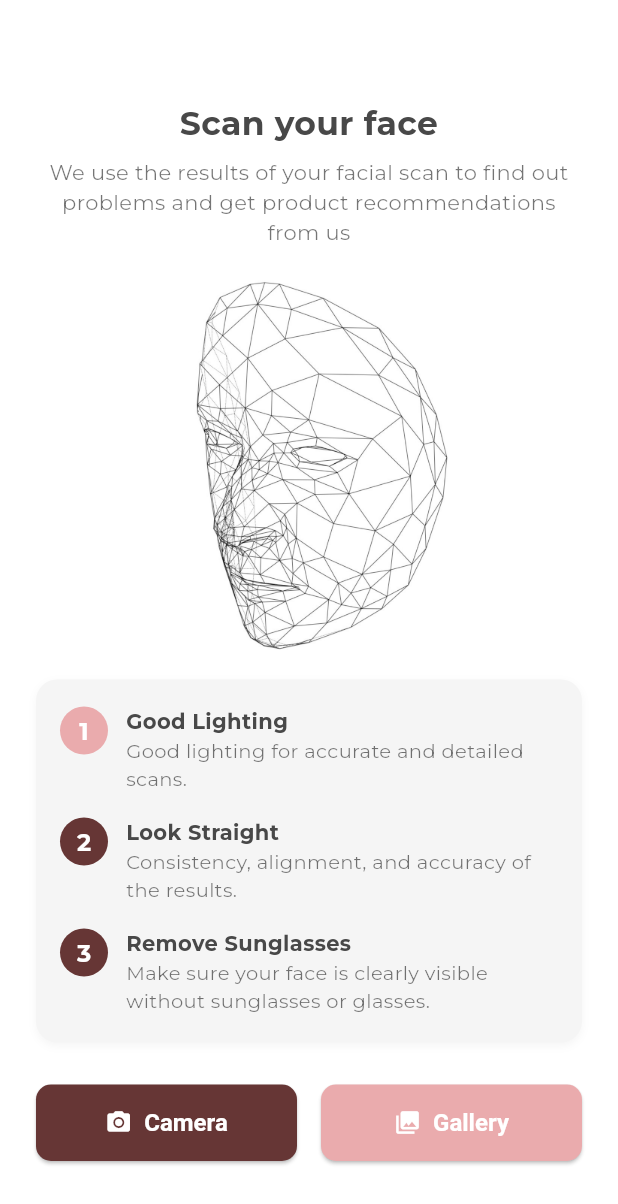
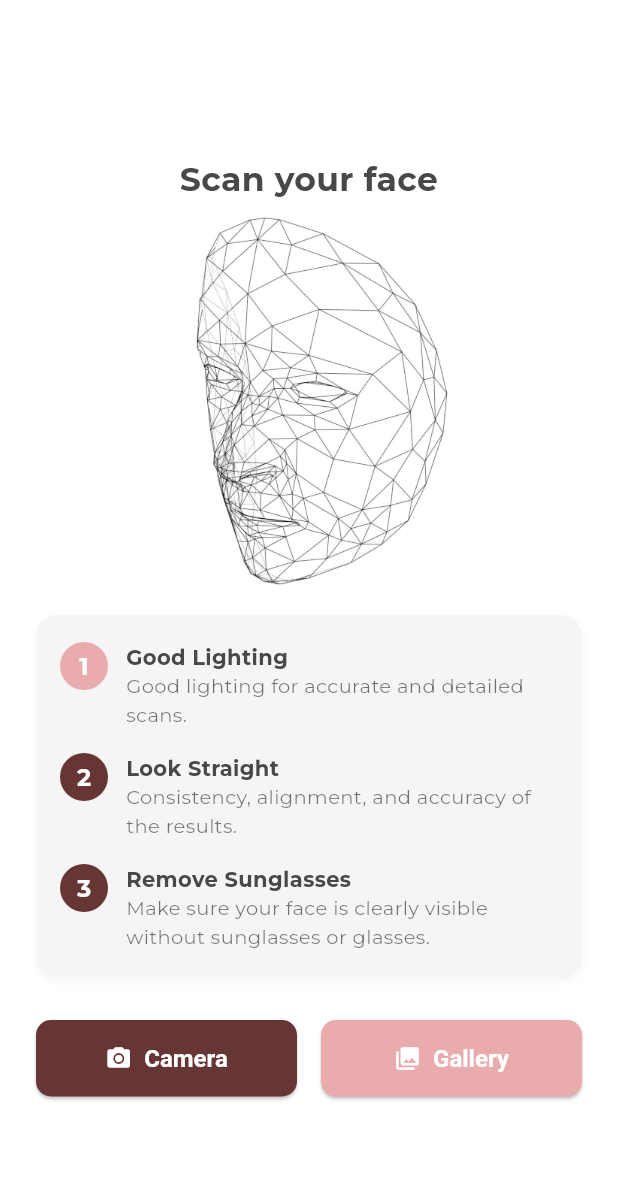
Before and after one commit to gajendra82/youvai, a Flutter app: the SkinAnalysisScreen screen opened by its route, on a phone screen of 412 x 824 dp. Shown: the top 1204 px of the screen. Run offline on Flutter 3.47's test engine with Material 3 defaults, Android fonts, the phone set to English and light mode, and no system bars; our stand-ins replace camera, firebase_auth, firebase_core, flutter_bloc, google_fonts, image_picker and 3 more; missing offline and left inert: dart:html, dart:js, google_mlkit_face_detection, razorpay_web; accounts and stored records are empty; project files that could hold a hidden picture were left out.

Commit message:
work on changes remove the chnages

```diff
--- a/lib/screens/scan_face_screen.dart
+++ b/lib/screens/scan_face_screen.dart
@@ -52,15 +52,15 @@ class ScanFaceScreen extends StatelessWidget {
                       textAlign: TextAlign.center,
                     ),
                     const SizedBox(height: 8),
-                    const Text(
-                      "We use the results of your facial scan to find out problems and get product recommendations from us",
-                      style: TextStyle(
-                        color: Colors.black54,
-                        fontSize: 14,
-                      ),
-                      textAlign: TextAlign.center,
-                    ),
-                    const SizedBox(height: 20),
+                    // const Text(
+                    //   "We use the results of your facial scan to find out problems and get product recommendations from us",
+                    //   style: TextStyle(
+                    //     color: Colors.black54,
+                    //     fontSize: 14,
+                    //   ),
+                    //   textAlign: TextAlign.center,
+                    // ),
+                    // const SizedBox(height: 20),
                     // Face wireframe image
                     SizedBox(
                       height: 250,
```
Also changed, not shown: 5 other files.
